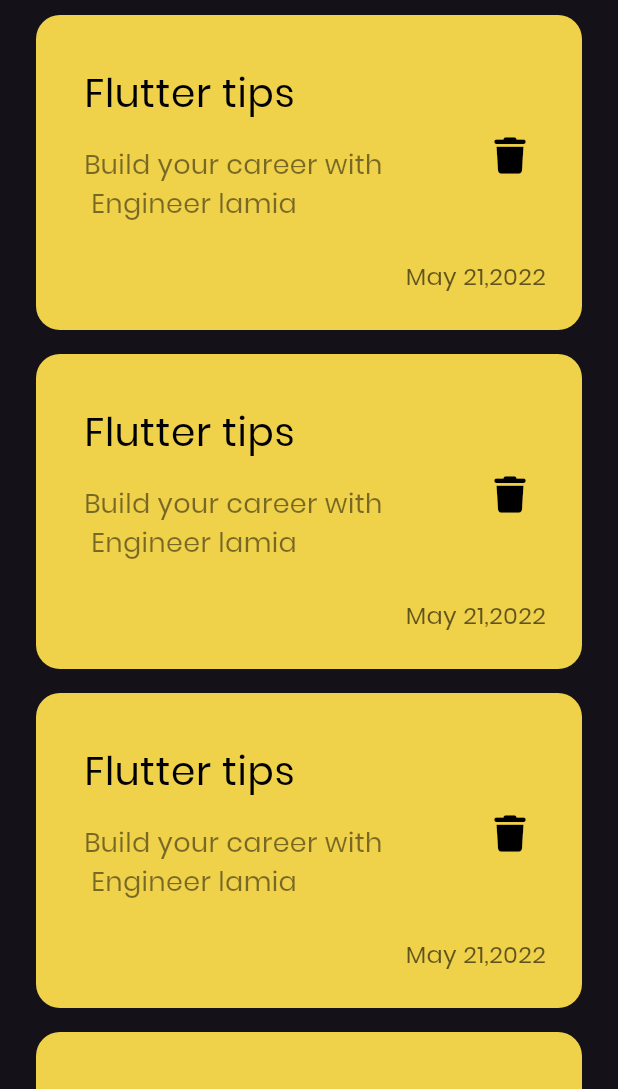
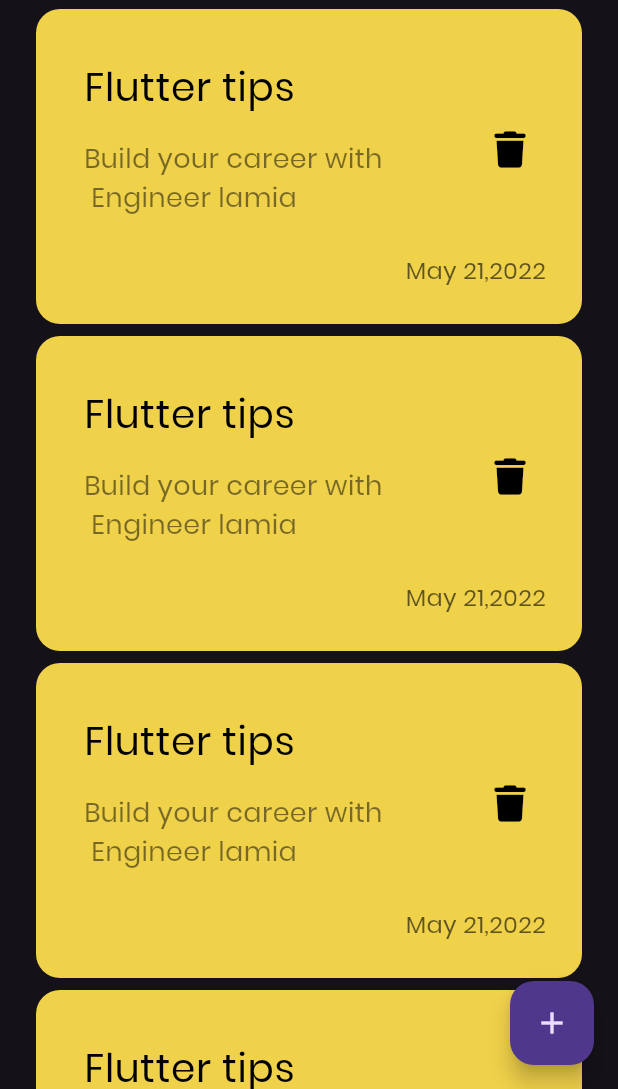
Before and after one commit to LamiaAlariqi/notes_app, a Flutter app: the screen it shows after launch, on a phone screen of 412 x 824 dp, the part 147-1236 px from its top. Run offline on Flutter 3.47's test engine with Material 3 defaults, Android fonts, the phone set to English and light mode, and no system bars; our stand-ins replace font_awesome_flutter.

Commit message:
add floating action button

```diff
--- a/lib/Wegets/listview.dart
+++ b/lib/Wegets/listview.dart
@@ -3,13 +3,14 @@ import 'package:notes_app/Wegets/customnoteitem.dart';
 
 class noteListview extends StatelessWidget {
   const noteListview({super.key});
-
+final data=const[
+];
   @override
   Widget build(BuildContext context) {
     return  ListView.builder(
             itemBuilder: (BuildContext context, int index) {
               return Padding(
-                padding: const EdgeInsets.symmetric(vertical: 8),
+                padding: const EdgeInsets.symmetric(vertical: 4),
                 child: const noteitem(),
               );
              },
--- a/lib/view/notes_view.dart
+++ b/lib/view/notes_view.dart
@@ -6,8 +6,12 @@ class NoteView extends StatelessWidget {
 
   @override
   Widget build(BuildContext context) {
-    return const Scaffold(
-      body:NotesViewBody() ,
+    return Scaffold(
+      floatingActionButton: FloatingActionButton(
+        onPressed: () {},
+        child: Icon(Icons.add),
+      ),
+      body: NotesViewBody(),
     );
   }
 }
```
